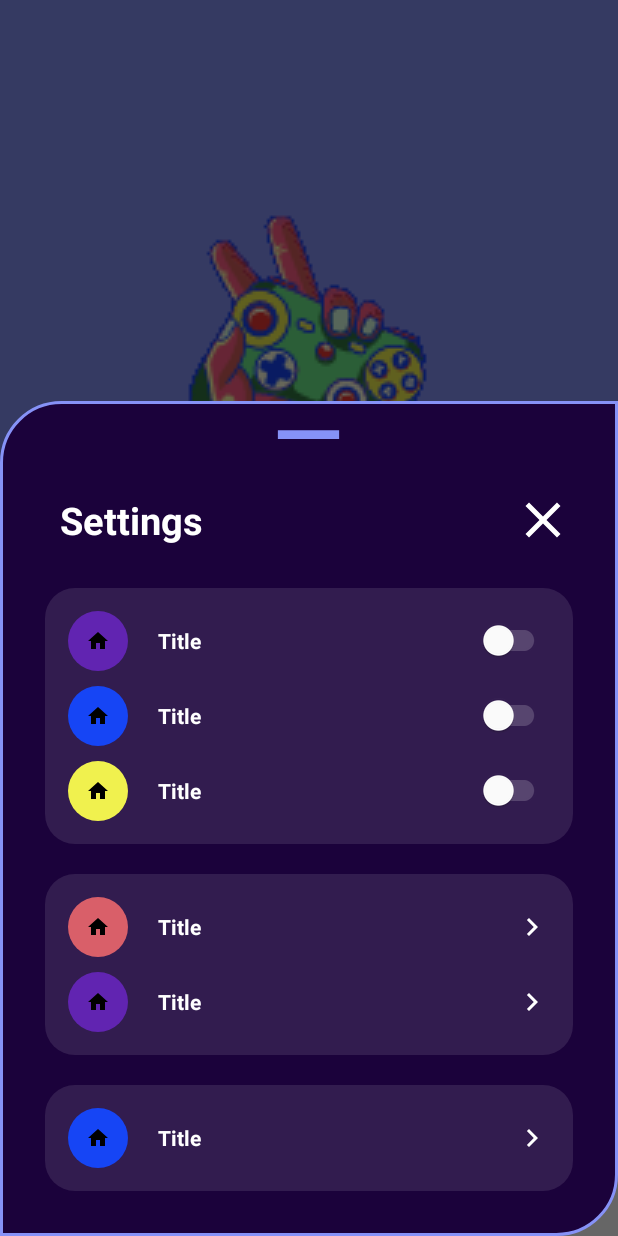
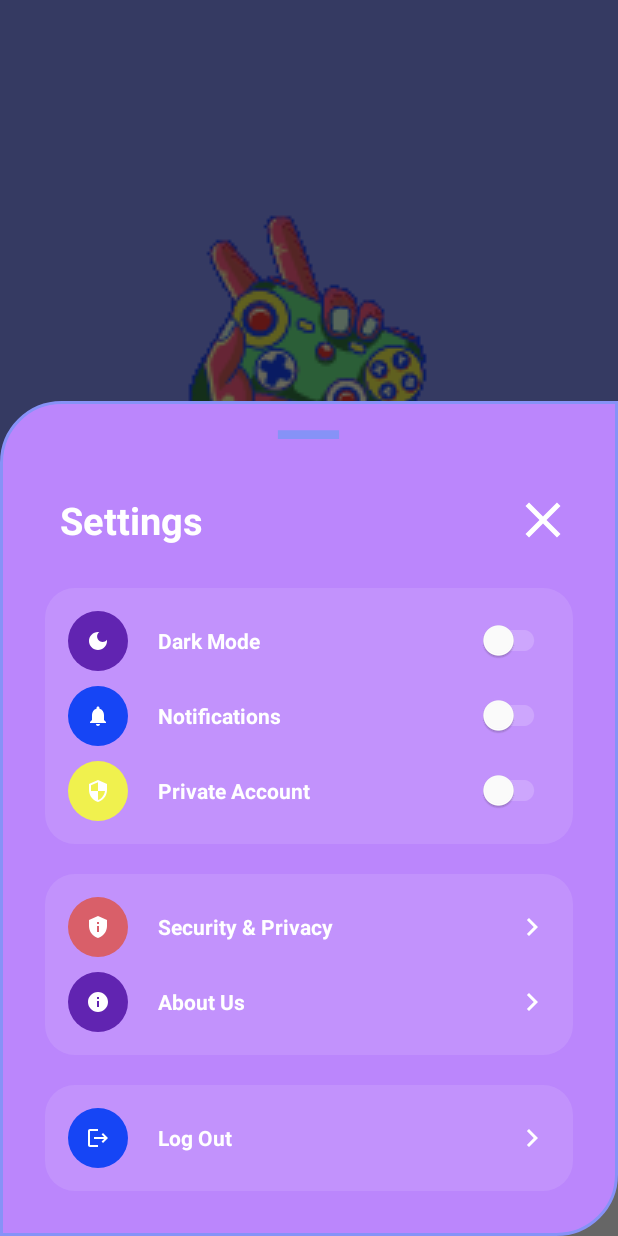
Before and after one commit to christosKontorias/Arcade-Mania-Collection, an Android app: the MainActivity screen opened directly, with no data from a screen before it, after a tap on an icon or button, on a phone screen of 412 x 824 dp. Run offline under Robolectric (Android 15) with nearby library versions, the phone set to English and light mode, and no system bars.

Commit message:
bottom_nav_settings changed icons

```diff
--- /dev/null
+++ b/app/src/main/res/drawable/baseline_dark_mode_24.xml
@@ -0,0 +1,9 @@
+<vector
+    android:height="24dp"
+    android:viewportHeight="24"
+    android:viewportWidth="24"
+    android:width="24dp"
+    android:tint="#FFFFFF"
+    xmlns:android="http://schemas.android.com/apk/res/android">
+    <path android:fillColor="@android:color/white" android:pathData="M12,3c-4.97,0 -9,4.03 -9,9s4.03,9 9,9s9,-4.03 9,-9c0,-0.46 -0.04,-0.92 -0.1,-1.36c-0.98,1.37 -2.58,2.26 -4.4,2.26c-2.98,0 -5.4,-2.42 -5.4,-5.4c0,-1.81 0.89,-3.42 2.26,-4.4C12.92,3.04 12.46,3 12,3L12,3z"/>
+</vector>
--- /dev/null
+++ b/app/src/main/res/drawable/baseline_info_24.xml
@@ -0,0 +1,5 @@
+<vector android:height="24dp" android:tint="#FFFFFF"
+    android:viewportHeight="24" android:viewportWidth="24"
+    android:width="24dp" xmlns:android="http://schemas.android.com/apk/res/android">
+    <path android:fillColor="@android:color/white" android:pathData="M12,2C6.48,2 2,6.48 2,12s4.48,10 10,10 10,-4.48 10,-10S17.52,2 12,2zM13,17h-2v-6h2v6zM13,9h-2L11,7h2v2z"/>
+</vector>
--- /dev/null
+++ b/app/src/main/res/drawable/baseline_logout_24.xml
@@ -0,0 +1,5 @@
+<vector android:autoMirrored="true" android:height="24dp"
+    android:tint="#FFFFFF" android:viewportHeight="24"
+    android:viewportWidth="24" android:width="24dp" xmlns:android="http://schemas.android.com/apk/res/android">
+    <path android:fillColor="@android:color/white" android:pathData="M17,7l-1.41,1.41L18.17,11H8v2h10.17l-2.58,2.58L17,17l5,-5zM4,5h8V3H4c-1.1,0 -2,0.9 -2,2v14c0,1.1 0.9,2 2,2h8v-2H4V5z"/>
+</vector>
--- /dev/null
+++ b/app/src/main/res/drawable/baseline_notifications_24.xml
@@ -0,0 +1,5 @@
+<vector android:height="24dp" android:tint="#FFFFFF"
+    android:viewportHeight="24" android:viewportWidth="24"
+    android:width="24dp" xmlns:android="http://schemas.android.com/apk/res/android">
+    <path android:fillColor="@android:color/white" android:pathData="M12,22c1.1,0 2,-0.9 2,-2h-4c0,1.1 0.89,2 2,2zM18,16v-5c0,-3.07 -1.64,-5.64 -4.5,-6.32L13.5,4c0,-0.83 -0.67,-1.5 -1.5,-1.5s-1.5,0.67 -1.5,1.5v0.68C7.63,5.36 6,7.92 6,11v5l-2,2v1h16v-1l-2,-2z"/>
+</vector>
--- /dev/null
+++ b/app/src/main/res/drawable/baseline_privacy_tip_24.xml
@@ -0,0 +1,5 @@
+<vector android:height="24dp" android:tint="#FFFFFF"
+    android:viewportHeight="24" android:viewportWidth="24"
+    android:width="24dp" xmlns:android="http://schemas.android.com/apk/res/android">
+    <path android:fillColor="@android:color/white" android:pathData="M12,1L3,5v6c0,5.55 3.84,10.74 9,12c5.16,-1.26 9,-6.45 9,-12V5L12,1L12,1zM11,7h2v2h-2V7zM11,11h2v6h-2V11z"/>
+</vector>
--- /dev/null
+++ b/app/src/main/res/drawable/baseline_security_24.xml
@@ -0,0 +1,5 @@
+<vector android:height="24dp" android:tint="#FFFFFF"
+    android:viewportHeight="24" android:viewportWidth="24"
+    android:width="24dp" xmlns:android="http://schemas.android.com/apk/res/android">
+    <path android:fillColor="@android:color/white" android:pathData="M12,1L3,5v6c0,5.55 3.84,10.74 9,12 5.16,-1.26 9,-6.45 9,-12L21,5l-9,-4zM12,11.99h7c-0.53,4.12 -3.28,7.79 -7,8.94L12,12L5,12L5,6.3l7,-3.11v8.8z"/>
+</vector>
--- a/app/src/main/res/drawable/dialogbg.xml
+++ b/app/src/main/res/drawable/dialogbg.xml
@@ -1,7 +1,7 @@
 <?xml version="1.0" encoding="utf-8"?>
 <shape xmlns:android="http://schemas.android.com/apk/res/android">
     <solid
-        android:color="@color/primary"/>
+        android:color="@color/purple_200"/>
     <corners
         android:topLeftRadius="40dp"
         android:bottomRightRadius="40dp"/>
--- a/app/src/main/res/layout/bottom_nav_settings.xml
+++ b/app/src/main/res/layout/bottom_nav_settings.xml
@@ -88,7 +88,7 @@
                 android:layout_width="40dp"
                 android:layout_height="40dp"
                 android:id="@+id/darkModeIcon"
-                android:src="@drawable/baseline_home_24"
+                android:src="@drawable/baseline_dark_mode_24"
                 android:background="@drawable/round_back_1"
                 android:padding="12dp"/>
             <TextView
@@ -96,7 +96,7 @@
                 android:layout_width="wrap_content"
                 android:layout_height="wrap_content"
                 android:layout_centerVertical="true"
-                android:text="Title"
+                android:text="Dark Mode"
                 android:textColor="@color/white"
                 android:textStyle="bold"
                 android:layout_toEndOf="@id/darkModeIcon"/>
@@ -120,7 +120,7 @@
                 android:layout_width="40dp"
                 android:layout_height="40dp"
                 android:id="@+id/notificationIcon"
-                android:src="@drawable/baseline_home_24"
+                android:src="@drawable/baseline_notifications_24"
                 android:background="@drawable/round_back_2"
                 android:padding="12dp"/>
             <TextView
@@ -128,7 +128,7 @@
                 android:layout_width="wrap_content"
                 android:layout_height="wrap_content"
                 android:layout_centerVertical="true"
-                android:text="Title"
+                android:text="Notifications"
                 android:textColor="@color/white"
                 android:textStyle="bold"
                 android:layout_toEndOf="@id/notificationIcon"/>
@@ -152,7 +152,7 @@
                 android:layout_width="40dp"
                 android:layout_height="40dp"
                 android:id="@+id/privateAccountIcon"
-                android:src="@drawable/baseline_home_24"
+                android:src="@drawable/baseline_security_24"
                 android:background="@drawable/round_back_3"
                 android:padding="12dp"/>
             <TextView
@@ -160,7 +160,7 @@
                 android:layout_width="wrap_content"
                 android:layout_height="wrap_content"
                 android:layout_centerVertical="true"
-                android:text="Title"
+                android:text="Private Account"
                 android:textColor="@color/white"
                 android:textStyle="bold"
                 android:layout_toEndOf="@id/privateAccountIcon"/>
@@ -194,7 +194,7 @@
                 android:layout_width="40dp"
                 android:layout_height="40dp"
                 android:id="@+id/aboutUsIcon"
-                android:src="@drawable/baseline_home_24"
+                android:src="@drawable/baseline_privacy_tip_24"
                 android:background="@drawable/round_back_4"
                 android:padding="12dp"/>
             <TextView
@@ -202,7 +202,7 @@
                 android:layout_width="wrap_content"
                 android:layout_height="wrap_content"
                 android:layout_centerVertical="true"
-                android:text="Title"
+                android:text="Security &amp; Privacy"
                 android:textColor="@color/white"
                 android:textStyle="bold"
                 android:layout_toEndOf="@id/aboutUsIcon"/>
@@ -226,13 +226,13 @@
                 android:layout_height="40dp"
                 android:background="@drawable/round_back_1"
                 android:padding="12dp"
-                android:src="@drawable/baseline_home_24" />
+                android:src="@drawable/baseline_info_24" />
             <TextView
                 android:layout_marginStart="20dp"
                 android:layout_width="wrap_content"
                 android:layout_height="wrap_content"
                 android:layout_centerVertical="true"
-                android:text="Title"
+                android:text="About Us"
                 android:textColor="@color/white"
                 android:textStyle="bold"
                 android:layout_toEndOf="@id/messageIcon"/>
@@ -269,7 +269,7 @@
                 android:layout_width="40dp"
                 android:layout_height="40dp"
                 android:id="@+id/logOutIcon"
-                android:src="@drawable/baseline_home_24"
+                android:src="@drawable/baseline_logout_24"
                 android:background="@drawable/round_back_2"
                 android:padding="12dp"/>
             <TextView
@@ -277,7 +277,7 @@
                 android:layout_width="wrap_content"
                 android:layout_height="wrap_content"
                 android:layout_centerVertical="true"
-                android:text="Title"
+                android:text="Log Out"
                 android:textColor="@color/white"
                 android:textStyle="bold"
                 android:layout_toEndOf="@id/logOutIcon"/>
```
